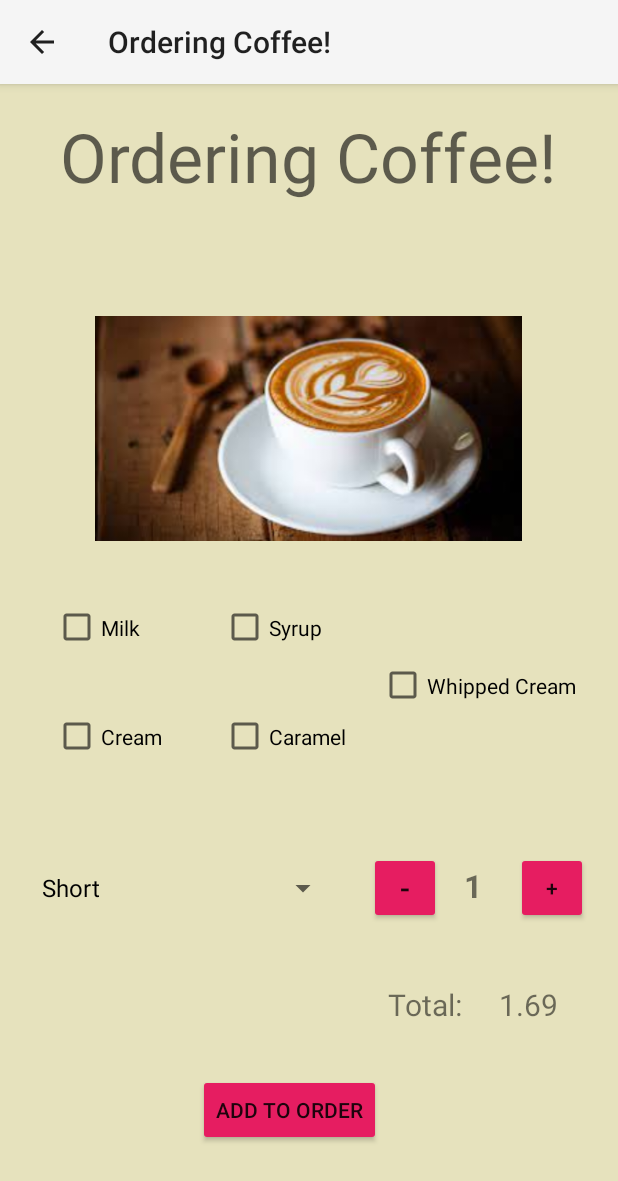
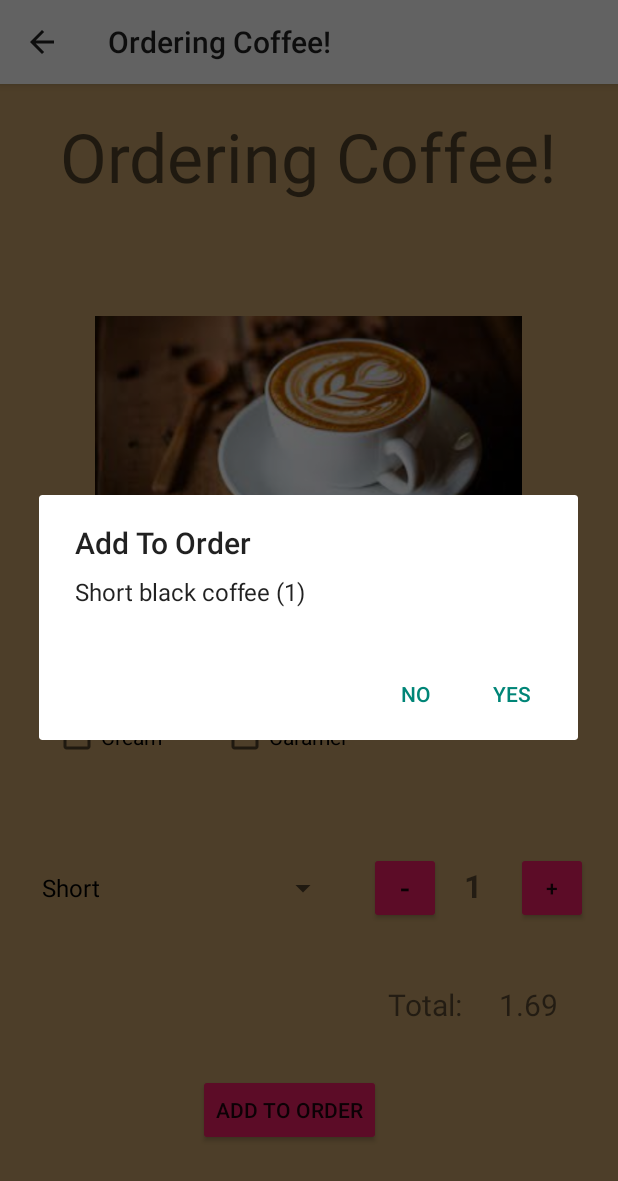
Before and after one commit to Nabihah01/RUCafe, an Android app: the OrderingCoffeeActivity screen opened directly, with no data from a screen before it, after a tap on "ADD TO ORDER", on a phone screen of 412 x 824 dp. Shown: the top 1181 px of the screen. Run offline under Robolectric (Android 15) with nearby library versions, the light colour scheme and no system bars.

Commit message:
fixed button issue, added alert dialog/toast for coffee

```diff
--- a/app/src/main/java/com/example/rucafe/OrderingCoffeeActivity.java
+++ b/app/src/main/java/com/example/rucafe/OrderingCoffeeActivity.java
@@ -1,19 +1,23 @@
 package com.example.rucafe;
 
+import android.app.AlertDialog;
+import android.content.DialogInterface;
 import android.os.Bundle;
 import android.view.View;
 import android.widget.AdapterView;
 import android.widget.ArrayAdapter;
+import android.widget.Button;
 import android.widget.CheckBox;
 import android.widget.Spinner;
 import android.widget.TextView;
+import android.widget.Toast;
 
 import androidx.appcompat.app.AppCompatActivity;
 
 import java.text.DecimalFormat;
 import java.util.ArrayList;
 
-public class OrderingCoffeeActivity extends AppCompatActivity implements AdapterView.OnItemSelectedListener{
+public class OrderingCoffeeActivity extends AppCompatActivity implements AdapterView.OnItemSelectedListener, View.OnClickListener{
     private Spinner spinner;
     private String [] sizes = {"Short", "Tall", "Grande", "Venti"};
     private ArrayAdapter<String> adapter;
@@ -37,8 +41,32 @@ public class OrderingCoffeeActivity extends AppCompatActivity implements Adapter
         coffeeTotal.setText(String.valueOf(1.69));
         coffeeQuantity = findViewById(R.id.coffee_quantity);
         coffeeQuantity.setText(String.valueOf(quantity));
+        Button add = findViewById(R.id.add_coffee);
+        Button remove = findViewById(R.id.remove_coffee);
+        add.setOnClickListener(this);
+        remove.setOnClickListener(this);
+
     }
 
+    @Override
+    public void onClick(View v) {
+        switch (v.getId()) {
+            case R.id.add_coffee:
+                quantity++;
+                coffeeQuantity.setText(String.valueOf(quantity));
+                Coffee coffeeOrder = new Coffee(size, addIns, quantity);
+                double price = coffeeOrder.itemPrice();
+                coffeeTotal.setText(String.valueOf(df.format(price)));
+                break;
+            case R.id.remove_coffee:
+                quantity--;
+                coffeeQuantity.setText(String.valueOf(quantity));
+                coffeeOrder = new Coffee(size, addIns, quantity);
+                price = coffeeOrder.itemPrice();
+                coffeeTotal.setText(String.valueOf(df.format(price)));
+                break;
+        }
+    }
     /** for spinner
      * @param adapterView
      * @param view
@@ -56,23 +84,6 @@ public class OrderingCoffeeActivity extends AppCompatActivity implements Adapter
 
     @Override
     public void onNothingSelected(AdapterView<?> adapterView) {//can leave empty
-
-    }
-    public void addCoffee(View v){
-        quantity++;
-        coffeeQuantity.setText(quantity);
-        Coffee coffeeOrder = new Coffee(size, addIns, quantity);
-        double price = coffeeOrder.itemPrice();
-        coffeeTotal.setText(String.valueOf(df.format(price)));
-
-    }
-
-    public void removeCoffee(View v){
-        quantity--;
-        coffeeQuantity.setText(quantity);
-        Coffee coffeeOrder = new Coffee(size, addIns, quantity);
-        double price = coffeeOrder.itemPrice();
-        coffeeTotal.setText(String.valueOf(df.format(price)));
 
     }
 
@@ -149,6 +160,24 @@ public class OrderingCoffeeActivity extends AppCompatActivity implements Adapter
     public void addToOrderCoffee(View v){
         Coffee coffeeOrder = new Coffee(size, (ArrayList<String>) addIns.clone(), quantity);
         MainActivity.yourOrder.add(coffeeOrder);
+        AlertDialog.Builder alert = new AlertDialog.Builder(v.getContext());
+        alert.setTitle("Add To Order");
+        alert.setMessage(coffeeOrder.toString());
+        //handle the "YES" click
+        alert.setPositiveButton("Yes", new DialogInterface.OnClickListener() {
+            public void onClick(DialogInterface dialog, int which) {
+                Toast.makeText(v.getContext(),
+                        coffeeOrder.toString()+ " added.", Toast.LENGTH_LONG).show();
+            }
+            //handle the "NO" click
+        }).setNegativeButton("No", new DialogInterface.OnClickListener() {
+            public void onClick(DialogInterface dialog, int which) {
+                Toast.makeText(v.getContext(),
+                        coffeeOrder.toString() + " not added.", Toast.LENGTH_LONG).show();
+            }
+        });
+        AlertDialog dialog = alert.create();
+        dialog.show();
 
         CheckBox whipped = findViewById(R.id.whipped_checkbox);
         CheckBox cream = findViewById(R.id.cream_checkbox);
@@ -165,5 +194,6 @@ public class OrderingCoffeeActivity extends AppCompatActivity implements Adapter
         coffeeTotal.setText(String.valueOf(1.69));
         coffeeQuantity.setText(String.valueOf(1));
         addIns.clear();
+
     }
 }
--- a/app/src/main/res/layout/ordering_coffee.xml
+++ b/app/src/main/res/layout/ordering_coffee.xml
@@ -4,7 +4,7 @@
     xmlns:tools="http://schemas.android.com/tools"
     android:layout_width="match_parent"
     android:layout_height="match_parent"
-    android:background="#E6E2BD">
+    android:background="#C19C66">
 
     <Button
         android:id="@+id/add_coffee"
@@ -13,7 +13,6 @@
         android:layout_marginTop="84dp"
         android:layout_marginEnd="20dp"
         android:backgroundTint="#E61D61"
-        android:onClick="addCoffee"
         android:text="@string/plus"
         app:layout_constraintEnd_toEndOf="parent"
         app:layout_constraintTop_toBottomOf="@+id/whipped_checkbox" />
@@ -25,7 +24,6 @@
         android:layout_marginTop="84dp"
         android:layout_marginEnd="50dp"
         android:backgroundTint="#E61D61"
-        android:onClick="removeCoffee"
         android:text="@string/minus"
         android:textSize="20sp"
         app:layout_constraintEnd_toStartOf="@+id/add_coffee"
```
